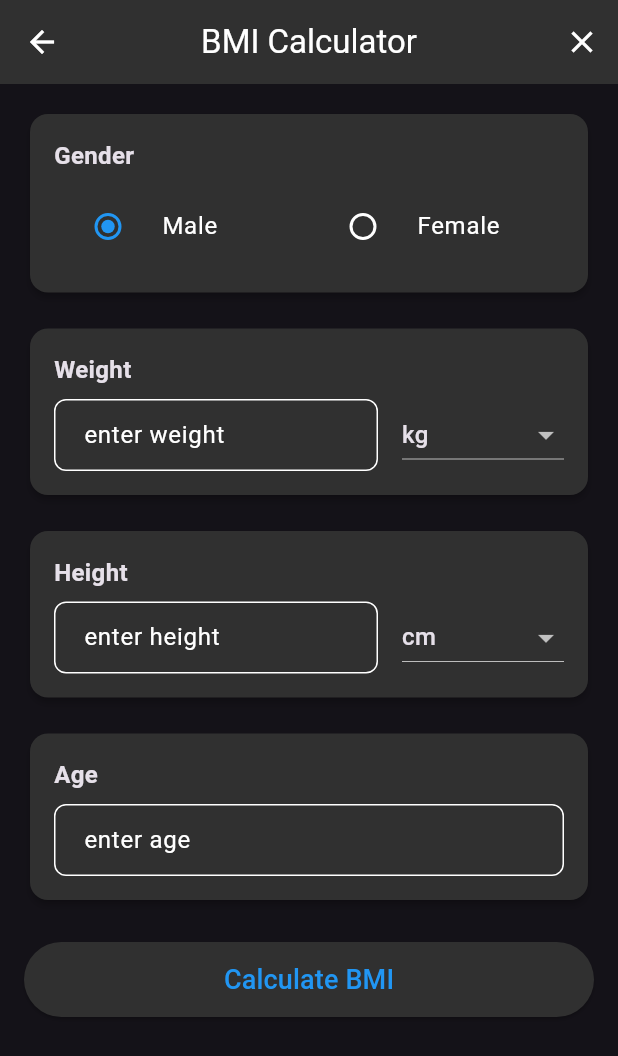
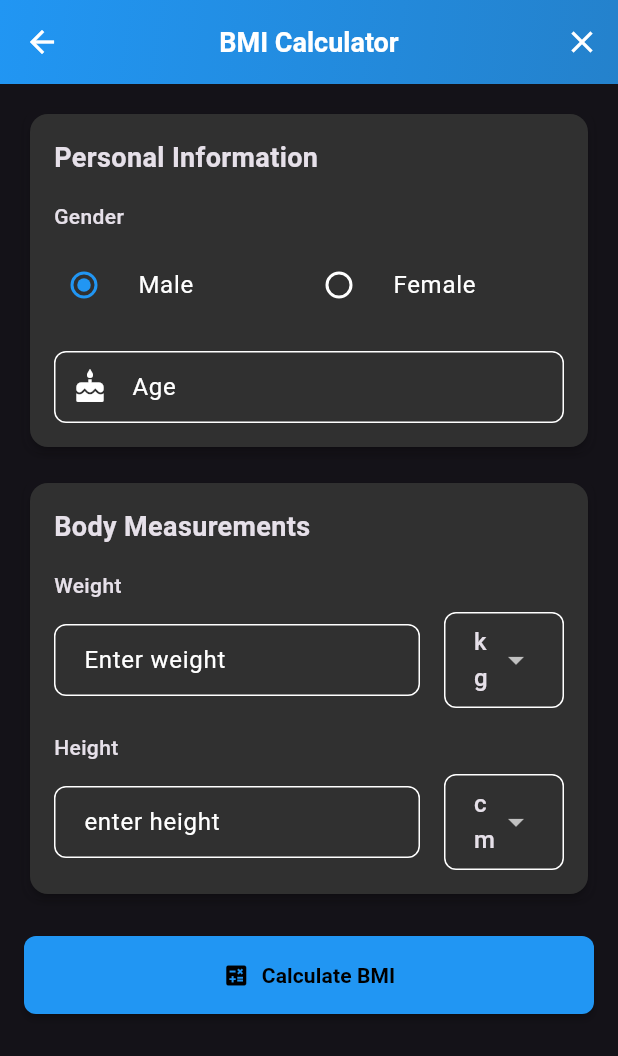
Before and after one commit to ERBODY/Universal-Converter-Calculator, a Flutter app: the BMICalculatorPage screen opened directly with empty values, on a phone screen of 412 x 824 dp. Shown: the top 1056 px of the screen. Run offline on Flutter 3.47's test engine with Material 3 defaults, Android fonts, the phone set to English and light mode, and no system bars; our stand-ins replace file_picker, flutter_dotenv, shared_preferences; accounts and stored records are empty.

Commit message:
Auto-commit: Agent tool execution

```diff
--- a/lib/pages/bmi_calculator_page.dart
+++ b/lib/pages/bmi_calculator_page.dart
@@ -140,9 +140,8 @@ class _BMICalculatorPageState extends State<BMICalculatorPage> {
   @override
   Widget build(BuildContext context) {
     return Scaffold(
-      appBar: AppBar(
-        title: Text(Translations.getTranslation(
-            widget.currentLanguage, 'BMI Calculator')),
+      appBar: StandardAppBar(
+        title: Translations.getTranslation(widget.currentLanguage, 'BMI Calculator'),
         actions: [
           IconButton(
             icon: const Icon(Icons.clear),
@@ -168,18 +167,23 @@ class _BMICalculatorPageState extends State<BMICalculatorPage> {
         child: Column(
           crossAxisAlignment: CrossAxisAlignment.start,
           children: [
-            // Gender Selection Card
-            Card(
-              child: Padding(
-                padding: const EdgeInsets.all(16.0),
+            // Personal Information Container (Gender + Age)
+            AppContainer(
               child: Column(
                 crossAxisAlignment: CrossAxisAlignment.start,
                 children: [
+                  const Text(
+                    'Personal Information',
+                    style: TextStyle(
+                      fontSize: 18,
+                      fontWeight: FontWeight.bold,
+                    ),
+                  ),
+                  const SizedBox(height: 16),
+                  // Gender Selection
                   Text(
-                      Translations.getTranslation(
-                          widget.currentLanguage, 'Gender'),
-                      style: const TextStyle(
-                          fontSize: 16, fontWeight: FontWeight.bold),
+                    Translations.getTranslation(widget.currentLanguage, 'Gender'),
+                    style: const TextStyle(fontSize: 14, fontWeight: FontWeight.w500),
                   ),
                   const SizedBox(height: 8),
                   Row(
@@ -195,6 +199,7 @@ class _BMICalculatorPageState extends State<BMICalculatorPage> {
                               _results.clear();
                             });
                           },
+                          contentPadding: EdgeInsets.zero,
                         ),
                       ),
                       Expanded(
@@ -208,51 +213,71 @@ class _BMICalculatorPageState extends State<BMICalculatorPage> {
                               _results.clear();
                             });
                           },
+                          contentPadding: EdgeInsets.zero,
                         ),
                       ),
                     ],
                   ),
+                  const SizedBox(height: 16),
+                  // Age Input
+                  StandardInputField(
+                    controller: _ageController,
+                    labelText: Translations.getTranslation(widget.currentLanguage, 'Age'),
+                    hintText: 'Enter your age',
+                    prefixIcon: Icons.cake,
+                    keyboardType: TextInputType.number,
+                    validator: (value) {
+                      if (value == null || value.isEmpty) {
+                        return 'Please enter your age';
+                      }
+                      final age = int.tryParse(value);
+                      if (age == null || age <= 0) {
+                        return 'Please enter a valid age';
+                      }
+                      return null;
+                    },
+                  ),
                 ],
               ),
             ),
-            ),
-            const SizedBox(height: 16),
 
-            // Weight Input Card
-            Card(
-              child: Padding(
-                padding: const EdgeInsets.all(16.0),
+            // Body Measurements Container (Weight + Height)
+            AppContainer(
               child: Column(
                 crossAxisAlignment: CrossAxisAlignment.start,
                 children: [
+                  const Text(
+                    'Body Measurements',
+                    style: TextStyle(
+                      fontSize: 18,
+                      fontWeight: FontWeight.bold,
+                    ),
+                  ),
+                  const SizedBox(height: 16),
+                  // Weight Input
                   Text(
-                      Translations.getTranslation(
-                          widget.currentLanguage, 'Weight'),
-                      style: const TextStyle(
-                          fontSize: 16, fontWeight: FontWeight.bold),
+                    Translations.getTranslation(widget.currentLanguage, 'Weight'),
+                    style: const TextStyle(fontSize: 14, fontWeight: FontWeight.w500),
                   ),
                   const SizedBox(height: 8),
                   Row(
                     children: [
                       Expanded(
                         flex: 2,
-                          child: TextField(
+                        child: StandardInputField(
                           controller: _weightController,
-                            decoration: InputDecoration(
-                              hintText: 'enter weight',
-                            ),
-                            keyboardType: const TextInputType.numberWithOptions(
-                                decimal: true),
+                          hintText: 'Enter weight',
+                          keyboardType: const TextInputType.numberWithOptions(decimal: true),
                           onChanged: (value) {
                             setState(() => _results.clear());
                           },
                         ),
                       ),
                       const SizedBox(width: 16),
-                        Expanded(
-                          child: DropdownButton<String>(
+                      SizedBox(
+                        width: 80,
+                        child: StandardDropdown<String>(
                           value: _weightUnit,
-                            isExpanded: true,
                           items: ['kg', 'lb'].map((String value) {
                             return DropdownMenuItem<String>(
                               value: value,
@@ -269,24 +294,11 @@ class _BMICalculatorPageState extends State<BMICalculatorPage> {
                       ),
                     ],
                   ),
-                  ],
-                ),
-              ),
-            ),
                   const SizedBox(height: 16),
-
-            // Height Input Card
-            Card(
-              child: Padding(
-                padding: const EdgeInsets.all(16.0),
-                child: Column(
-                  crossAxisAlignment: CrossAxisAlignment.start,
-                  children: [
+                  // Height Input
                   Text(
-                      Translations.getTranslation(
-                          widget.currentLanguage, 'Height'),
-                      style: const TextStyle(
-                          fontSize: 16, fontWeight: FontWeight.bold),
+                    Translations.getTranslation(widget.currentLanguage, 'Height'),
+                    style: const TextStyle(fontSize: 14, fontWeight: FontWeight.w500),
                   ),
                   const SizedBox(height: 8),
                   Row(
@@ -296,10 +308,10 @@ class _BMICalculatorPageState extends State<BMICalculatorPage> {
                         child: _buildHeightInput(),
                       ),
                       const SizedBox(width: 16),
-                        Expanded(
-                          child: DropdownButton<String>(
+                      SizedBox(
+                        width: 80,
+                        child: StandardDropdown<String>(
                           value: _heightUnit,
-                            isExpanded: true,
                           items: ['cm', 'in'].map((String value) {
                             return DropdownMenuItem<String>(
                               value: value,
@@ -322,98 +334,76 @@ class _BMICalculatorPageState extends State<BMICalculatorPage> {
                 ],
               ),
             ),
-            ),
-            const SizedBox(height: 16),
 
-            // Age Input Card
-            Card(
-              child: Padding(
-                padding: const EdgeInsets.all(16.0),
-                child: Column(
-                  crossAxisAlignment: CrossAxisAlignment.start,
-                  children: [
-                    Text(
-                      Translations.getTranslation(
-                          widget.currentLanguage, 'Age'),
-                      style: const TextStyle(
-                          fontSize: 16, fontWeight: FontWeight.bold),
-                    ),
             const SizedBox(height: 8),
-                    TextField(
-                      controller: _ageController,
-                      decoration: InputDecoration(
-                        hintText: 'enter age',
-                      ),
-                      keyboardType: TextInputType.number,
-                      onChanged: (value) {
-                        setState(() => _results.clear());
-                      },
-                    ),
-                  ],
-                ),
-              ),
-            ),
-            const SizedBox(height: 24),
 
             // Calculate Button
-            ElevatedButton(
+            PrimaryButton(
+              text: Translations.getTranslation(widget.currentLanguage, 'Calculate BMI'),
+              icon: Icons.calculate,
               onPressed: _calculateBMI,
-              style: ElevatedButton.styleFrom(
-                minimumSize: const Size.fromHeight(50),
-              ),
-              child: Text(
-                Translations.getTranslation(
-                    widget.currentLanguage, 'Calculate BMI'),
-                style: const TextStyle(fontSize: 18),
-              ),
             ),
 
             // Results Section
             if (_results.isNotEmpty) ...[
-              const SizedBox(height: 24),
-              Card(
-                child: Padding(
-                  padding: const EdgeInsets.all(16.0),
+              const SizedBox(height: 16),
+              ResultCard(
+                title: 'BMI Result',
+                result: _results['bmi'].toStringAsFixed(1),
+                icon: Icons.monitor_heart,
+                backgroundColor: _getBMIColor(_results['bmi']).withOpacity(0.1),
+                resultStyle: TextStyle(
+                  fontSize: 28,
+                  fontWeight: FontWeight.bold,
+                  color: _getBMIColor(_results['bmi']),
+                ),
+              ),
+              AppContainer(
                 child: Column(
                   crossAxisAlignment: CrossAxisAlignment.start,
                   children: [
-                      const Text(
-                        'Results',
+                    Row(
+                      children: [
+                        Icon(
+                          Icons.info_outline,
+                          color: _getBMIColor(_results['bmi']),
+                          size: 20,
+                        ),
+                        const SizedBox(width: 8),
+                        Text(
+                          'Classification',
                           style: TextStyle(
-                          fontSize: 18,
+                            fontSize: 16,
                             fontWeight: FontWeight.bold,
+                            color: _getBMIColor(_results['bmi']),
                           ),
                         ),
-                      const SizedBox(height: 16),
-                      Text(
-                        '${Translations.getTranslation(widget.currentLanguage, 'Your BMI is')} ${_results['bmi'].toStringAsFixed(2)}',
-                        style: const TextStyle(
-                            fontSize: 24, fontWeight: FontWeight.bold),
+                      ],
                     ),
                     const SizedBox(height: 8),
                     Container(
-                        padding: const EdgeInsets.symmetric(
-                            vertical: 8, horizontal: 16),
+                      width: double.infinity,
+                      padding: const EdgeInsets.symmetric(vertical: 12, horizontal: 16),
                       decoration: BoxDecoration(
                         color: _getBMIColor(_results['bmi']),
                         borderRadius: BorderRadius.circular(8),
                       ),
                       child: Text(
                         _results['classification'],
+                        textAlign: TextAlign.center,
                         style: const TextStyle(
-                            fontSize: 18,
+                          fontSize: 16,
                           color: Colors.white,
                           fontWeight: FontWeight.bold,
                         ),
                       ),
                     ),
-                      const SizedBox(height: 16),
+                    const SizedBox(height: 12),
                     Text(
                       '${Translations.getTranslation(widget.currentLanguage, 'Ideal weight range')}: ${_results['idealWeightLow'].toStringAsFixed(1)} - ${_results['idealWeightHigh'].toStringAsFixed(1)} $_weightUnit',
-                        style: const TextStyle(fontSize: 16),
+                      style: const TextStyle(fontSize: 14),
                     ),
                   ],
-                  ),
                 ),
               ),
             ],
```
Lines whose indentation alone changed are shown as unchanged.
